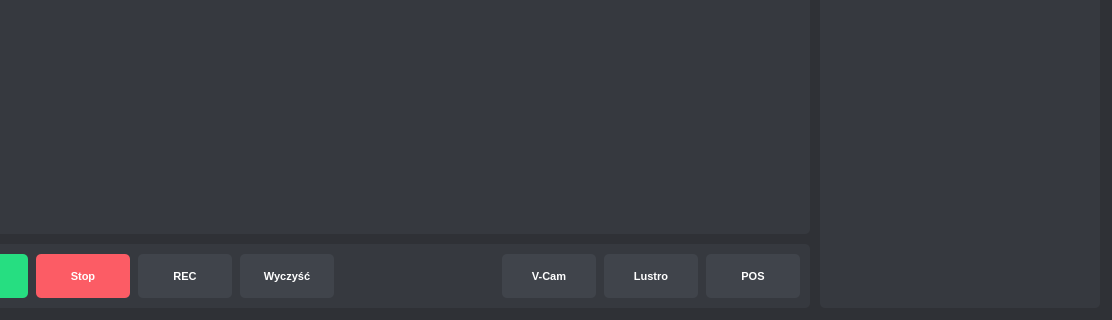
The window that gui/ui/Camera.ui (oreols/ProjektAOI) describes before a commit, drawn with Qt 5; both pictures show x 88 to 1200 and y 480 to 800 of the 1200 by 800 pixel window.
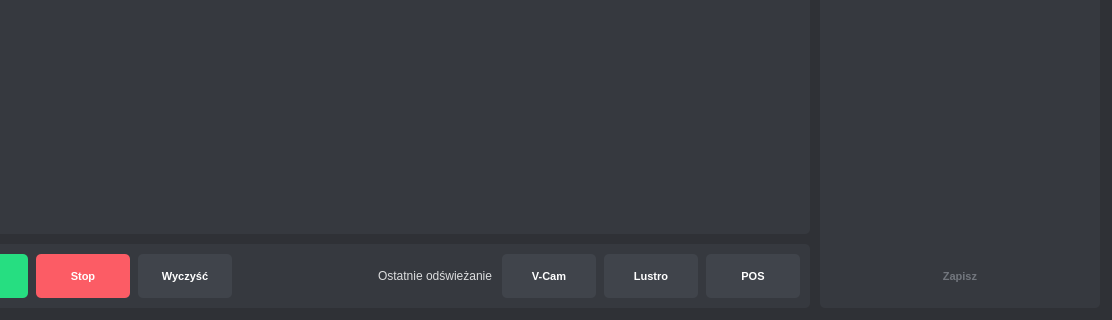
The same window after the commit. Icons and pictures are not drawn.

Diff of the .ui file:
```diff
--- a/gui/ui/Camera.ui
+++ b/gui/ui/Camera.ui
@@ -381,19 +381,6 @@
               </property>
              </widget>
             </item>
-            <item>
-             <widget class="QPushButton" name="record_button">
-              <property name="text">
-               <string>REC</string>
-              </property>
-              <property name="toolTip">
-               <string>Rozpocznij/zatrzymaj nagrywanie</string>
-              </property>
-              <property name="checkable">
-               <bool>true</bool>
-              </property>
-             </widget>
-            </item>
             <item>
              <widget class="QPushButton" name="clear_image_button">
               <property name="text">
@@ -419,6 +406,19 @@
             </property>
            </spacer>
           </item>
+          <item>
+           <widget class="QLabel" name="refresh_status_label">
+            <property name="text">
+             <string>Ostatnie odświeżanie</string>
+            </property>
+            <property name="alignment">
+             <set>Qt::AlignRight|Qt::AlignTrailing|Qt::AlignVCenter</set>
+            </property>
+            <property name="styleSheet">
+             <string notr="true">color: #dcddde;</string>
+            </property>
+           </widget>
+          </item>
           <item>
            <layout class="QHBoxLayout" name="optionsLayout">
             <property name="spacing">
@@ -658,6 +658,24 @@
           </property>
          </widget>
         </item>
+        <item>
+         <widget class="QPushButton" name="save_button">
+          <property name="geometry">
+           <rect>
+            <x>1000</x>
+            <y>400</y>
+            <width>150</width>
+            <height>30</height>
+           </rect>
+          </property>
+          <property name="text">
+           <string>Zapisz</string>
+          </property>
+          <property name="enabled">
+           <bool>false</bool>
+          </property>
+         </widget>
+        </item>
        </layout>
       </widget>
      </item>
```
